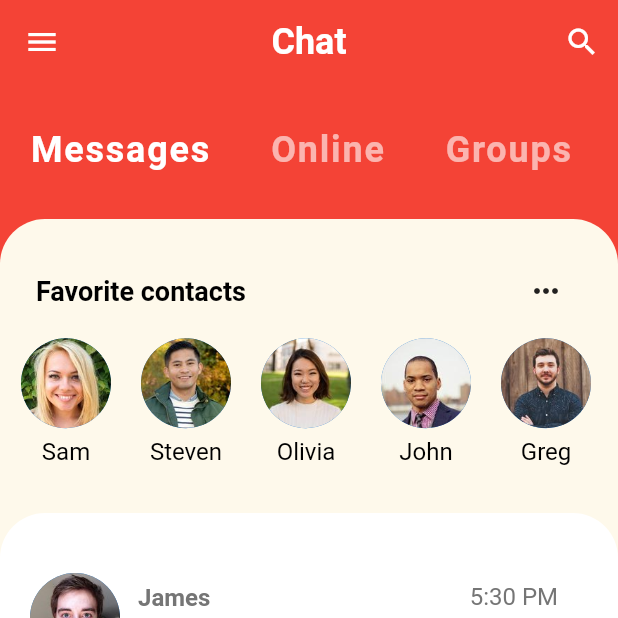
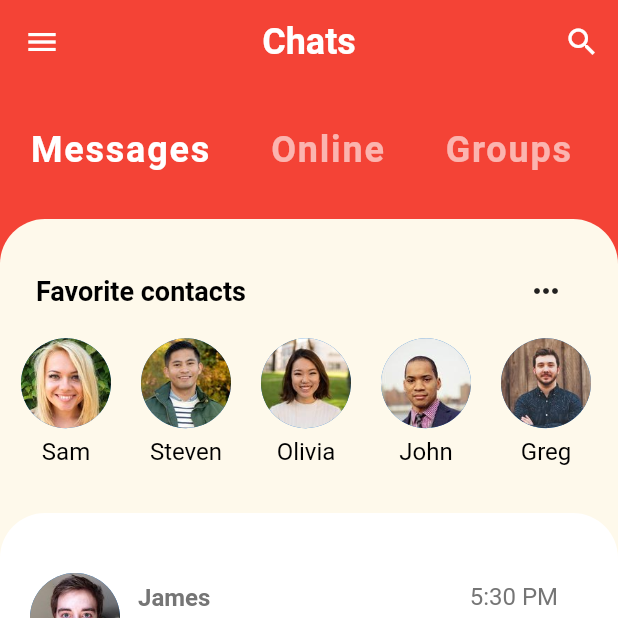
Before and after one commit to ahmedmohamedeid98/chat_ui_flutter, a Flutter app: the screen it shows after launch, on a phone screen of 412 x 824 dp, the top half of it. Run offline on Flutter 3.47's test engine with Material 2 defaults, Android fonts, the phone set to English and light mode, and no system bars.

Commit message:
some updates

```diff
--- a/lib/main.dart
+++ b/lib/main.dart
@@ -1,5 +1,6 @@
-import 'package:chat_ui_flutter/screens/home_screen.dart';
 import 'package:flutter/material.dart';
+
+import 'screens/home_screen.dart';
 
 void main() {
   runApp(MyApp());
--- a/lib/models/message.dart
+++ b/lib/models/message.dart
@@ -1,5 +1,4 @@
-import 'package:chat_ui_flutter/models/models.dart';
-import 'package:flutter/material.dart';
+import 'models.dart';
 
 class Message {
   final User sender;
--- a/lib/screens/home_screen.dart
+++ b/lib/screens/home_screen.dart
@@ -1,9 +1,9 @@
-import 'package:chat_ui_flutter/models/message.dart';
-import 'package:chat_ui_flutter/widgets/favorite_contacts.dart';
-import 'package:chat_ui_flutter/widgets/messages_container.dart';
-import 'package:chat_ui_flutter/widgets/widgets.dart';
-import 'package:flutter/foundation.dart';
 import 'package:flutter/material.dart';
+
+import '../models/message.dart';
+import '../widgets/favorite_contacts.dart';
+import '../widgets/messages_container.dart';
+import '../widgets/widgets.dart';
 
 class HomeScreen extends StatefulWidget {
   @override
@@ -18,7 +18,7 @@ class _HomeScreenState extends State<HomeScreen> {
       appBar: AppBar(
         centerTitle: true,
         title: Text(
-          'Chat',
+          'Chats',
           style: TextStyle(
             color: Colors.white,
             fontSize: 24.0,
--- a/lib/widgets/favorite_contacts.dart
+++ b/lib/widgets/favorite_contacts.dart
@@ -1,4 +1,5 @@
 import 'package:chat_ui_flutter/models/models.dart';
+import 'package:chat_ui_flutter/screens/screens.dart';
 import 'package:flutter/material.dart';
 
 class FavoriteContacts extends StatelessWidget {
@@ -35,7 +36,16 @@ class FavoriteContacts extends StatelessWidget {
               itemCount: contacts.length,
               itemBuilder: (context, index) {
                 final User user = contacts[index];
-                return Padding(
+                return GestureDetector(
+                  onTap: () => Navigator.push(
+                    context,
+                    MaterialPageRoute(
+                      builder: (_) => ChatScreen(
+                        user: user,
+                      ),
+                    ),
+                  ),
+                  child: Padding(
                     padding: const EdgeInsets.symmetric(horizontal: 10.0),
                     child: Column(
                       mainAxisAlignment: MainAxisAlignment.center,
@@ -53,6 +63,7 @@ class FavoriteContacts extends StatelessWidget {
                         )
                       ],
                     ),
+                  ),
                 );
               },
             ),
--- a/lib/widgets/messages_container.dart
+++ b/lib/widgets/messages_container.dart
@@ -1,4 +1,5 @@
 import 'package:chat_ui_flutter/models/message.dart';
+import 'package:chat_ui_flutter/screens/screens.dart';
 import 'package:flutter/material.dart';
 
 class MessagesContainer extends StatefulWidget {
@@ -18,7 +19,16 @@ class _MessagesContainerState extends State<MessagesContainer> {
         itemCount: widget.messages.length,
         itemExtent: 100.0,
         itemBuilder: (context, index) {
-          return _MessageCard(message: widget.messages[index]);
+          return GestureDetector(
+              onTap: () => Navigator.push(
+                    context,
+                    MaterialPageRoute(
+                      builder: (_) => ChatScreen(
+                        user: widget.messages[index].sender,
+                      ),
+                    ),
+                  ),
+              child: _MessageCard(message: widget.messages[index]));
         },
       ),
     );
```
Lines whose indentation alone changed are shown as unchanged.
